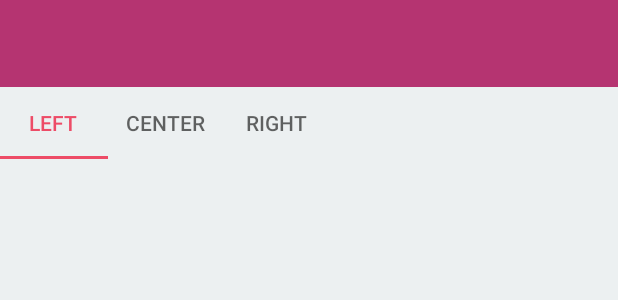
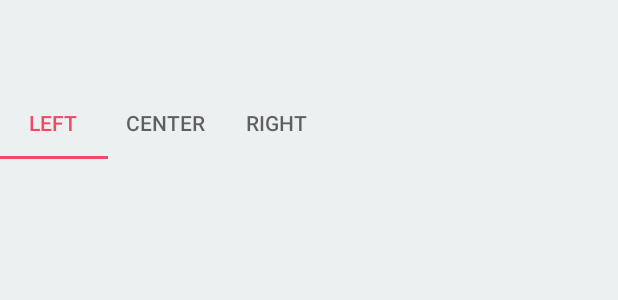
Before and after one commit to TeamAmplifire/AmpliPlay, an Android app: the layout activity_main.xml on its own in the app's theme, with its tools: preview values and no code run, on a phone screen of 412 x 824 dp. Shown: the top 300 px of the screen. Run offline under Robolectric (Android 15) with nearby library versions, the phone set to English and light mode, and no system bars.

Commit message:
Added styles-v23 to support white action bar

```diff
--- a/app/src/main/java/com/project/amplifire/Fragments/songListFragment.java
+++ b/app/src/main/java/com/project/amplifire/Fragments/songListFragment.java
@@ -73,7 +73,7 @@ public class songListFragment extends Fragment
         ((Library)getActivity()).setSupportActionBar(libraryToolbar);
         String title = "AmpliPlay";
         SpannableString s = new SpannableString(title);
-        s.setSpan(new ForegroundColorSpan(Color.parseColor("#ecf0f1")), 0, title.length(), Spannable.SPAN_EXCLUSIVE_EXCLUSIVE);
+        s.setSpan(new ForegroundColorSpan(Color.parseColor("#B53471")), 0, title.length(), Spannable.SPAN_EXCLUSIVE_EXCLUSIVE);
         ((Library)getActivity()).getSupportActionBar().setTitle(s);
         libraryToolbar.inflateMenu(R.menu.search_menu);
 
--- a/app/src/main/res/layout/activity_main.xml
+++ b/app/src/main/res/layout/activity_main.xml
@@ -13,13 +13,13 @@
         android:layout_width="match_parent"
         android:layout_height="58dp"
         android:layout_weight="1"
-        android:background="?attr/colorPrimaryDark"
+        android:background="?attr/colorPrimary"
         android:minHeight="?attr/actionBarSize"
         android:theme="@style/appBarTheme"
         app:layout_constraintEnd_toEndOf="parent"
         app:layout_constraintHorizontal_bias="1.0"
         app:layout_constraintStart_toStartOf="parent"
-        app:layout_constraintTop_toTopOf="parent"/>
+        app:layout_constraintTop_toTopOf="parent" />
 
     <android.support.v4.view.ViewPager
         android:id="@+id/viewPager"
--- a/app/src/main/res/values-v21/styles.xml
+++ b/app/src/main/res/values-v21/styles.xml
@@ -8,7 +8,7 @@
     <item name="android:navigationBarColor">@android:color/black</item>
     <item name="android:textColorPrimary">@color/colorText</item>
     <item name="android:textColorPrimaryInverse">@color/colorLight</item>
-        <item name="android:statusBarColor">@color/colorPrimaryDark</item>
+    <item name="android:statusBarColor">@color/colorPrimary</item>
     <item name="android:textColorSecondaryInverse">@color/colorLight</item>
 </style>
 </resources>
--- /dev/null
+++ b/app/src/main/res/values-v23/styles.xml
@@ -0,0 +1,24 @@
+<?xml version="1.0" encoding="utf-8"?>
+<resources>
+
+    <style name="AmpliFire_Light" parent="Theme.AppCompat.Light.NoActionBar">
+        <item name="colorPrimaryDark">@color/colorPrimaryDark</item>
+        <item name="colorPrimary">@color/colorPrimary</item>
+        <item name="colorAccent">@color/colorAccent</item>
+        <item name="android:navigationBarColor">@android:color/black</item>
+        <item name="android:textColorPrimary">@color/colorText</item>
+        <item name="android:textColorPrimaryInverse">@color/colorLight</item>
+        <item name="android:statusBarColor">@color/colorPrimary</item>
+        <item name="android:textColorSecondaryInverse">@color/colorLight</item>
+        <item name="android:windowLightStatusBar">true</item>
+        <item name="actionBarStyle">@style/MyTheme.ActionBar</item>
+    </style>
+
+    <style name="MyTheme.ActionBar" parent="Widget.AppCompat.ActionBar.Solid">
+        <item name="titleTextStyle">@style/MyTheme.ActionBar.TitleTextStyle</item>
+    </style>
+
+    <style name="MyTheme.ActionBar.TitleTextStyle" parent="TextAppearance.AppCompat">
+        <item name="android:textStyle">bold</item>
+    </style>
+</resources>
--- a/app/src/main/res/values/styles.xml
+++ b/app/src/main/res/values/styles.xml
@@ -15,6 +15,7 @@
         <item name="android:textColorPrimary">@color/colorText</item>
         <item name="android:textColorPrimaryInverse">@color/colorLight</item>
         <item name="android:textColorSecondaryInverse">@color/colorLight</item>
+        <item name="android:statusBarColor">@color/colorPrimary</item>
     </style>
 
     <style name="appBarTheme" parent="AmpliFire_Light">
```
Lines whose indentation alone changed are shown as unchanged.
